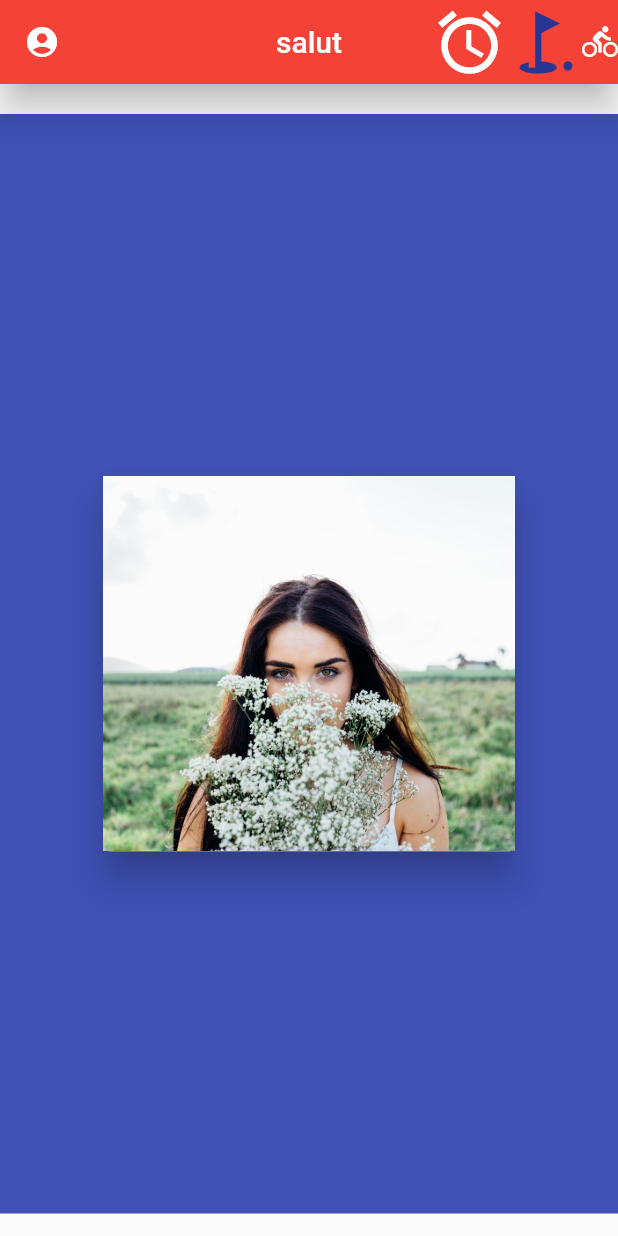
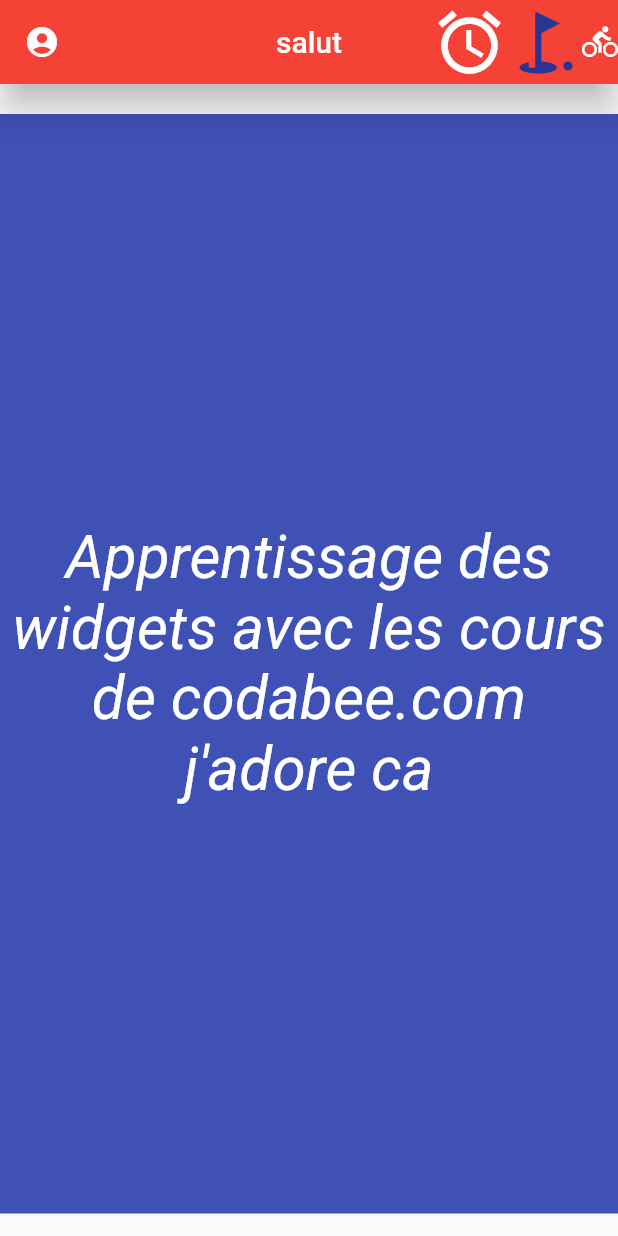
Before and after one commit to EvaWayJ/monPremierFlutter, a Flutter app: the screen it shows after launch, on a phone screen of 412 x 824 dp. Run offline on Flutter 3.47's test engine with Material 2 defaults, Android fonts, the phone set to English and light mode, and no system bars.

Commit message:
Création d'un Scaffold - Text et style

```diff
--- a/mon_premier_flutter/lib/main.dart
+++ b/mon_premier_flutter/lib/main.dart
@@ -49,18 +49,17 @@ class _Home extends State<Home>{
         //width: MediaQuery.of(context).size.width /3,
         margin: EdgeInsets.only(top: 20.0, bottom: 15.0),
         child: new Center(
-          child: new Card(
-            elevation: 10.0,
-            color: Colors.white,
-            child: new Container(
-              width: MediaQuery.of(context).size.width/1.5,
-              height: 250.0,
-              child: new Image.asset('Image/wom.jpg',
-                fit: BoxFit.cover,
-              ),
+          child: new Text(
+              "Apprentissage des widgets avec les cours de codabee.com j'adore ca",
+                  textAlign: TextAlign.center,
+            textScaleFactor: 2.0,
+            style: new TextStyle(
+              color: Colors.white,
+              fontSize: 20.0,
+              fontStyle: FontStyle.italic
             ),
-          )
           ),
+        ),
         ),
     );
   }}
```
